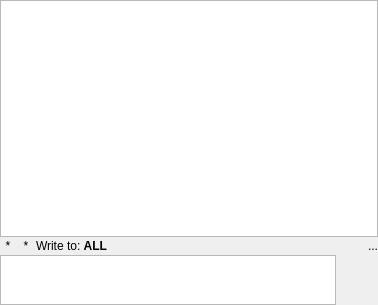
Above: src/GuiChat.ui from hwgao/beebeep before the change. Below: the same form after it.
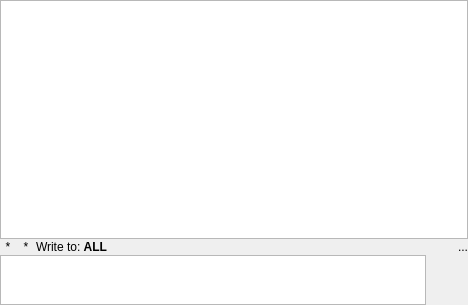
That is the form after the change. Icons and pictures are not drawn. Custom widgets are drawn as their Qt base class.

```diff
--- a/src/GuiChat.ui
+++ b/src/GuiChat.ui
@@ -6,7 +6,7 @@
    <rect>
     <x>0</x>
     <y>0</y>
-    <width>378</width>
+    <width>468</width>
     <height>305</height>
    </rect>
   </property>
@@ -36,7 +36,7 @@
     <number>2</number>
    </property>
    <property name="verticalSpacing">
-    <number>1</number>
+    <number>0</number>
    </property>
    <item row="0" column="0" colspan="5">
     <widget class="QTextBrowser" name="mp_teChat">
@@ -120,7 +120,7 @@
      </property>
     </widget>
    </item>
-   <item row="1" column="3" colspan="2">
+   <item row="1" column="4">
     <widget class="QLabel" name="mp_lTimestamp">
      <property name="sizePolicy">
       <sizepolicy hsizetype="Minimum" vsizetype="Preferred">
```
